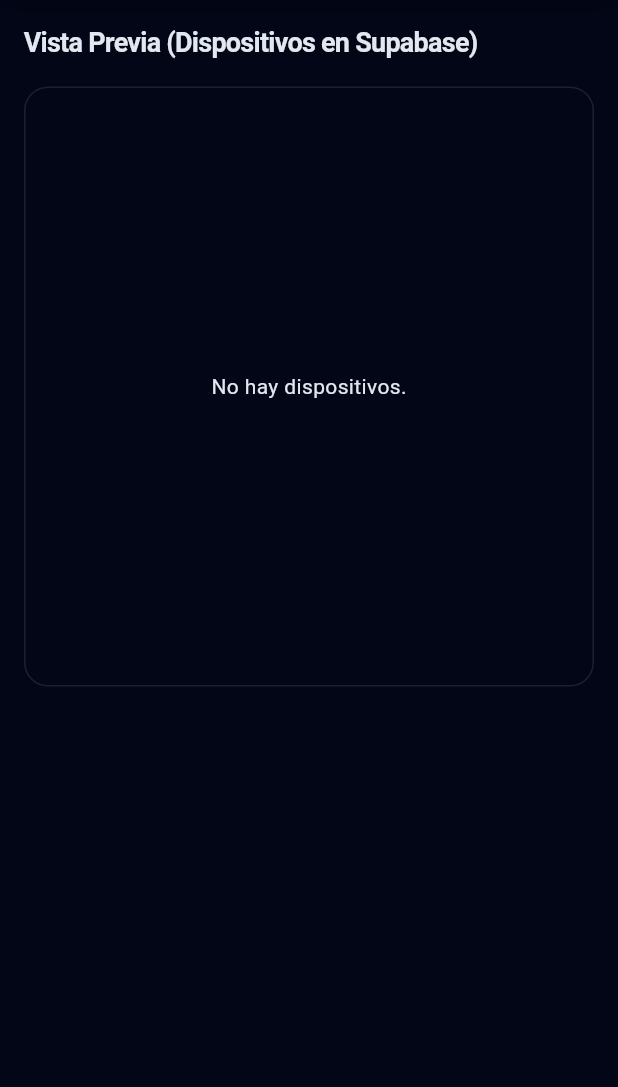
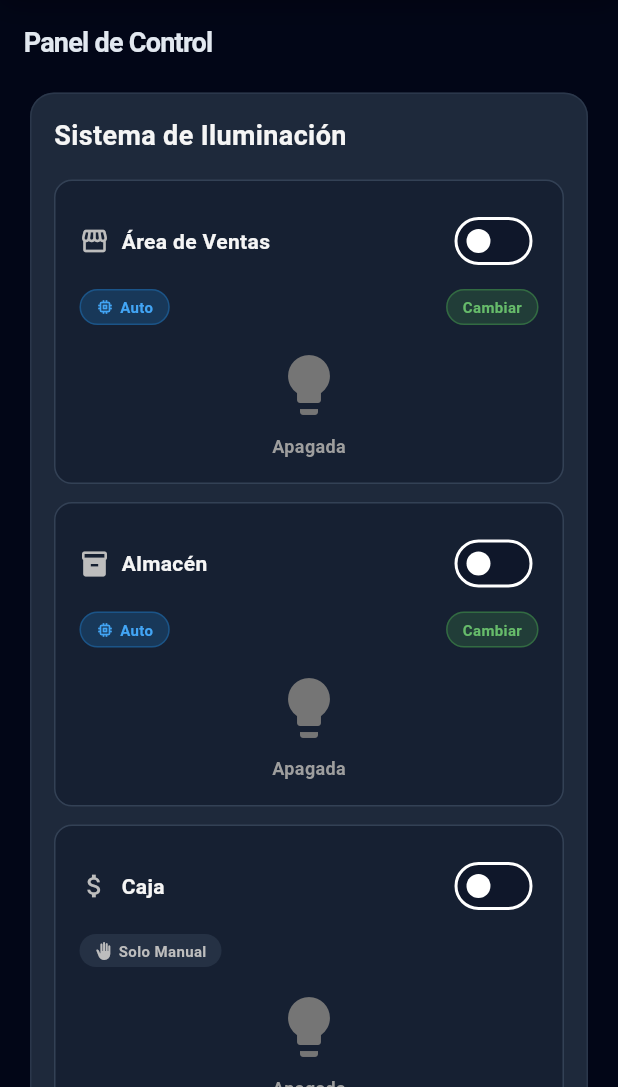
Before and after one commit to abigailpena191203-create/ElectroyaoAppFlutter, a Flutter app: the screen it shows after launch, on a phone screen of 412 x 824 dp, the part 149-1236 px from its top. Run offline on Flutter 3.47's test engine with Material 3 defaults, Android fonts, the phone set to English and light mode, and no system bars; our stand-ins replace supabase_flutter; accounts and stored records are empty.

Commit message:
Milestone: Layout Principal y Módulos de Control (Luces y Seguridad) con actualización en tiempo real desde Supabase

```diff
--- /dev/null
+++ b/electro_yao_app/lib/components/lighting_module.dart
@@ -0,0 +1,278 @@
+import 'package:flutter/material.dart';
+import 'package:provider/provider.dart';
+import '../providers/theme_provider.dart';
+import '../providers/dispositivos_provider.dart';
+
+class LightingModule extends StatefulWidget {
+  const LightingModule({super.key});
+
+  @override
+  State<LightingModule> createState() => _LightingModuleState();
+}
+
+class _LightingModuleState extends State<LightingModule> {
+  // Estado temporal local para el auto mode
+  bool _ventasAutoMode = true;
+  bool _almacenAutoMode = true;
+
+  Widget _buildLightControl(
+    BuildContext context, {
+    required IconData icon,
+    required String label,
+    required bool isOn,
+    required ValueChanged<bool> onToggle,
+    bool hasAutoMode = false,
+    bool isAutoMode = false,
+    VoidCallback? onAutoModeToggle,
+    required bool isDark,
+  }) {
+    return Container(
+      padding: const EdgeInsets.all(16),
+      margin: const EdgeInsets.only(bottom: 12),
+      decoration: BoxDecoration(
+        color: isDark ? const Color(0xFF0F172A).withOpacity(0.5) : Colors.grey.shade50,
+        borderRadius: BorderRadius.circular(12),
+        border: Border.all(
+          color: isDark ? const Color(0xFF334155) : Colors.grey.shade200,
+        ),
+      ),
+      child: Column(
+        crossAxisAlignment: CrossAxisAlignment.start,
+        children: [
+          Row(
+            mainAxisAlignment: MainAxisAlignment.spaceBetween,
+            children: [
+              Row(
+                children: [
+                  Icon(icon, size: 20, color: isDark ? Colors.grey.shade400 : Colors.grey.shade600),
+                  const SizedBox(width: 8),
+                  Text(
+                    label,
+                    style: TextStyle(
+                      fontWeight: FontWeight.bold,
+                      color: isDark ? Colors.grey.shade100 : Colors.grey.shade900,
+                    ),
+                  ),
+                ],
+              ),
+              Switch(
+                value: isOn,
+                onChanged: onToggle,
+                activeColor: Colors.yellow,
+                activeTrackColor: Colors.yellow.withOpacity(0.3),
+              ),
+            ],
+          ),
+          if (hasAutoMode)
+            Padding(
+              padding: const EdgeInsets.only(top: 8.0, bottom: 8.0),
+              child: Row(
+                mainAxisAlignment: MainAxisAlignment.spaceBetween,
+                children: [
+                  Container(
+                    padding: const EdgeInsets.symmetric(horizontal: 10, vertical: 4),
+                    decoration: BoxDecoration(
+                      color: isAutoMode
+                          ? (isDark ? Colors.blue.withOpacity(0.2) : Colors.blue.shade100)
+                          : (isDark ? Colors.orange.withOpacity(0.2) : Colors.orange.shade100),
+                      borderRadius: BorderRadius.circular(20),
+                      border: Border.all(
+                        color: isAutoMode
+                            ? (isDark ? Colors.blue.withOpacity(0.3) : Colors.blue.shade300)
+                            : (isDark ? Colors.orange.withOpacity(0.3) : Colors.orange.shade300),
+                      ),
+                    ),
+                    child: Row(
+                      children: [
+                        Icon(
+                          isAutoMode ? Icons.memory : Icons.back_hand,
+                          size: 12,
+                          color: isAutoMode
+                              ? (isDark ? Colors.blue.shade400 : Colors.blue.shade700)
+                              : (isDark ? Colors.orange.shade400 : Colors.orange.shade700),
+                        ),
+                        const SizedBox(width: 4),
+                        Text(
+                          isAutoMode ? 'Auto' : 'Manual',
+                          style: TextStyle(
+                            fontSize: 10,
+                            fontWeight: FontWeight.bold,
+                            color: isAutoMode
+                                ? (isDark ? Colors.blue.shade400 : Colors.blue.shade700)
+                                : (isDark ? Colors.orange.shade400 : Colors.orange.shade700),
+                          ),
+                        ),
+                      ],
+                    ),
+                  ),
+                  InkWell(
+                    onTap: onAutoModeToggle,
+                    borderRadius: BorderRadius.circular(20),
+                    child: Container(
+                      padding: const EdgeInsets.symmetric(horizontal: 10, vertical: 4),
+                      decoration: BoxDecoration(
+                        color: isDark ? Colors.green.withOpacity(0.2) : Colors.green.shade100,
+                        borderRadius: BorderRadius.circular(20),
+                        border: Border.all(
+                          color: isDark ? Colors.green.withOpacity(0.4) : Colors.green.shade300,
+                        ),
+                      ),
+                      child: Text(
+                        'Cambiar',
+                        style: TextStyle(
+                          fontSize: 10,
+                          fontWeight: FontWeight.bold,
+                          color: isDark ? Colors.green.shade400 : Colors.green.shade700,
+                        ),
+                      ),
+                    ),
+                  ),
+                ],
+              ),
+            ),
+          if (!hasAutoMode)
+            Padding(
+              padding: const EdgeInsets.only(top: 8.0, bottom: 8.0),
+              child: Container(
+                padding: const EdgeInsets.symmetric(horizontal: 10, vertical: 4),
+                decoration: BoxDecoration(
+                  color: isDark ? const Color(0xFF334155).withOpacity(0.5) : Colors.grey.shade200,
+                  borderRadius: BorderRadius.circular(20),
+                ),
+                child: Row(
+                  mainAxisSize: MainAxisSize.min,
+                  children: [
+                    Icon(Icons.back_hand, size: 12, color: isDark ? Colors.grey.shade400 : Colors.grey.shade600),
+                    const SizedBox(width: 4),
+                    Text(
+                      'Solo Manual',
+                      style: TextStyle(
+                        fontSize: 10,
+                        fontWeight: FontWeight.bold,
+                        color: isDark ? Colors.grey.shade400 : Colors.grey.shade600,
+                      ),
+                    ),
+                  ],
+                ),
+              ),
+            ),
+          const SizedBox(height: 8),
+          Center(
+            child: Icon(
+              Icons.lightbulb,
+              size: 48,
+              color: isOn
+                  ? Colors.yellowAccent
+                  : (isDark ? Colors.grey.shade600 : Colors.grey.shade300),
+              shadows: isOn
+                  ? [
+                      Shadow(
+                        color: Colors.yellowAccent.withOpacity(0.8),
+                        blurRadius: 20,
+                      )
+                    ]
+                  : null,
+            ),
+          ),
+          const SizedBox(height: 8),
+          Center(
+            child: Text(
+              isOn ? 'Encendida' : 'Apagada',
+              style: TextStyle(
+                fontSize: 12,
+                fontWeight: FontWeight.bold,
+                color: isOn
+                    ? Colors.yellow.shade600
+                    : (isDark ? Colors.grey.shade500 : Colors.grey.shade400),
+              ),
+            ),
+          ),
+        ],
+      ),
+    );
+  }
+
+  @override
+  Widget build(BuildContext context) {
+    final themeProvider = Provider.of<ThemeProvider>(context);
+    final dispProvider = Provider.of<DispositivosProvider>(context);
+    final isDark = themeProvider.isDarkMode;
+
+    final ventasOn = dispProvider.isDispositivoOn('Área de Ventas');
+    final almacenOn = dispProvider.isDispositivoOn('Almacén');
+    final cajaOn = dispProvider.isDispositivoOn('Caja');
+
+    return Card(
+      elevation: isDark ? 0 : 4,
+      color: isDark ? const Color(0xFF1E293B) : Colors.white,
+      shape: RoundedRectangleBorder(
+        borderRadius: BorderRadius.circular(16),
+        side: BorderSide(
+          color: isDark ? const Color(0xFF334155).withOpacity(0.6) : Colors.grey.shade200,
+        ),
+      ),
+      child: Padding(
+        padding: const EdgeInsets.all(16.0),
+        child: Column(
+          crossAxisAlignment: CrossAxisAlignment.start,
+          children: [
+            Text(
+              'Sistema de Iluminación',
+              style: TextStyle(
+                fontSize: 18,
+                fontWeight: FontWeight.bold,
+                color: isDark ? Colors.grey.shade100 : Colors.grey.shade900,
+              ),
+            ),
+            const SizedBox(height: 16),
+            _buildLightControl(
+              context,
+              icon: Icons.storefront,
+              label: 'Área de Ventas',
+              isOn: ventasOn,
+              hasAutoMode: true,
+              isAutoMode: _ventasAutoMode,
+              isDark: isDark,
+              onToggle: (val) {
+                dispProvider.toggleDispositivo('Área de Ventas', val);
+              },
+              onAutoModeToggle: () {
+                setState(() {
+                  _ventasAutoMode = !_ventasAutoMode;
+                });
+              },
+            ),
+            _buildLightControl(
+              context,
+              icon: Icons.inventory_2,
+              label: 'Almacén',
+              isOn: almacenOn,
+              hasAutoMode: true,
+              isAutoMode: _almacenAutoMode,
+              isDark: isDark,
+              onToggle: (val) {
+                dispProvider.toggleDispositivo('Almacén', val);
+              },
+              onAutoModeToggle: () {
+                setState(() {
+                  _almacenAutoMode = !_almacenAutoMode;
+                });
+              },
+            ),
+            _buildLightControl(
+              context,
+              icon: Icons.attach_money,
+              label: 'Caja',
+              isOn: cajaOn,
+              hasAutoMode: false,
+              isDark: isDark,
+              onToggle: (val) {
+                dispProvider.toggleDispositivo('Caja', val);
+              },
+            ),
+          ],
+        ),
+      ),
+    );
+  }
+}
--- a/electro_yao_app/lib/main.dart
+++ b/electro_yao_app/lib/main.dart
@@ -3,6 +3,7 @@ import 'package:provider/provider.dart';
 import 'config/constants.dart';
 import 'services/supabase_service.dart';
 import 'providers/theme_provider.dart';
+import 'providers/dispositivos_provider.dart';
 import 'screens/dashboard_screen.dart';
 
 void main() async {
@@ -19,6 +20,7 @@ void main() async {
     MultiProvider(
       providers: [
         ChangeNotifierProvider(create: (_) => ThemeProvider()),
+        ChangeNotifierProvider(create: (_) => DispositivosProvider()),
       ],
       child: const ElectroYaoApp(),
     ),
--- /dev/null
+++ b/electro_yao_app/lib/providers/dispositivos_provider.dart
@@ -0,0 +1,82 @@
+import 'dart:async';
+import 'package:flutter/material.dart';
+import 'package:supabase_flutter/supabase_flutter.dart';
+import '../models/dispositivo.dart';
+
+class DispositivosProvider with ChangeNotifier {
+  final SupabaseClient _client = Supabase.instance.client;
+  List<Dispositivo> _dispositivos = [];
+  StreamSubscription<List<Map<String, dynamic>>>? _subscription;
+
+  List<Dispositivo> get dispositivos => _dispositivos;
+
+  DispositivosProvider() {
+    _initStream();
+  }
+
+  void _initStream() {
+    _subscription = _client
+        .from('t_dispositivos')
+        .stream(primaryKey: ['id'])
+        .listen((List<Map<String, dynamic>> data) {
+      _dispositivos = data.map((item) => Dispositivo.fromJson(item)).toList();
+      notifyListeners();
+    }, onError: (error) {
+      print('Error en el stream de dispositivos: $error');
+    });
+  }
+
+  // Obtener un dispositivo por su nombre de área
+  Dispositivo? getDispositivoByArea(String areaName) {
+    try {
+      return _dispositivos.firstWhere((d) => d.nombreArea == areaName);
+    } catch (e) {
+      return null;
+    }
+  }
+
+  // Obtener el estado booleano basado en el string "Activo" o "Inactivo"
+  bool isDispositivoOn(String areaName) {
+    final disp = getDispositivoByArea(areaName);
+    return disp?.estado == 'Activo';
+  }
+
+  // Actualizar el estado de un dispositivo en Supabase
+  Future<void> toggleDispositivo(String areaName, bool isOn) async {
+    final disp = getDispositivoByArea(areaName);
+    if (disp == null) return;
+
+    final newState = isOn ? 'Activo' : 'Inactivo';
+
+    // Optimizamos la UI actualizando localmente antes de que llegue el evento del stream
+    final index = _dispositivos.indexWhere((d) => d.id == disp.id);
+    if (index != -1) {
+      // Creamos una copia actualizada localmente (Optimistic UI update)
+      _dispositivos[index] = Dispositivo(
+        id: disp.id,
+        nombreArea: disp.nombreArea,
+        tipoDispositivo: disp.tipoDispositivo,
+        estado: newState,
+        ubicacion: disp.ubicacion,
+        ultimaActualizacion: DateTime.now(),
+      );
+      notifyListeners();
+    }
+
+    try {
+      await _client
+          .from('t_dispositivos')
+          .update({'Estado': newState})
+          .eq('id', disp.id);
+    } catch (e) {
+      print('Error actualizando el dispositivo $areaName: $e');
+      // Podríamos revertir el cambio local si falla
+    }
+  }
+
+  @override
+  void dispose() {
+    _subscription?.cancel();
+    super.dispose();
+  }
+}
--- a/electro_yao_app/lib/screens/dashboard_screen.dart
+++ b/electro_yao_app/lib/screens/dashboard_screen.dart
@@ -1,6 +1,8 @@
 import 'package:flutter/material.dart';
 import '../components/dashboard_header.dart';
 import '../components/dispositivos_list.dart';
+import '../components/lighting_module.dart';
+import '../components/security_module.dart';
 
 class DashboardScreen extends StatelessWidget {
   const DashboardScreen({super.key});
@@ -22,10 +24,39 @@ class DashboardScreen extends StatelessWidget {
               child: Column(
                 crossAxisAlignment: CrossAxisAlignment.start,
                 children: [
-                  // TODO: KPI Panel
-                  // TODO: Módulos (Iluminación, Seguridad, Plano del Local)
-                  // TODO: Gráficos y Logs de Eventos
+                  const Text(
+                    'Panel de Control',
+                    style: TextStyle(
+                      fontSize: 18,
+                      fontWeight: FontWeight.bold,
+                      letterSpacing: -0.5,
+                    ),
+                  ),
+                  const SizedBox(height: 16),
 
+                  // Layout responsivo para módulos de control
+                  LayoutBuilder(
+                    builder: (context, constraints) {
+                      if (constraints.maxWidth > 800) {
+                        return const Row(
+                          crossAxisAlignment: CrossAxisAlignment.start,
+                          children: [
+                            Expanded(flex: 1, child: LightingModule()),
+                            SizedBox(width: 16),
+                            Expanded(flex: 1, child: SecurityModule()),
+                          ],
+                        );
+                      }
+                      return const Column(
+                        children: [
+                          LightingModule(),
+                          SizedBox(height: 16),
+                          SecurityModule(),
+                        ],
+                      );
+                    },
+                  ),
+                  const SizedBox(height: 32),
                   const Text(
                     'Vista Previa (Dispositivos en Supabase)',
                     style: TextStyle(
```
Also changed, not shown: electro_yao_app/lib/components/security_module.dart (added, +124 -0 lines).
